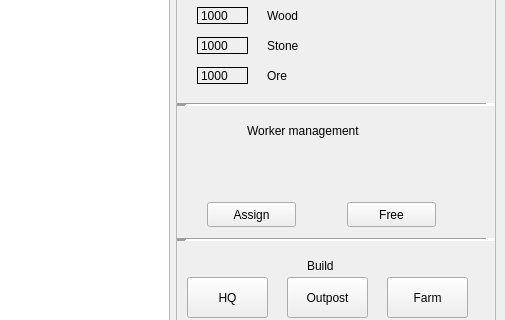
The window that Game/mapwindow.ui (villeh987/Pirkanmaa-Conquest-Game) describes before a commit, drawn with Qt 5; both pictures show x 389 to 894 and y 170 to 490 of the 894 by 651 pixel window.
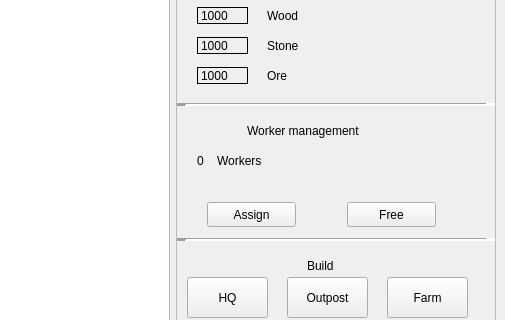
The same window after the commit.

Commit message: Added dialog to add workers. Still some problems with active tile and updating correct worker counts in UI

Diff of the .ui file:
```diff
--- a/Game/mapwindow.ui
+++ b/Game/mapwindow.ui
@@ -399,6 +399,32 @@
             <string>Free</string>
            </property>
           </widget>
+          <widget class="QLabel" name="workerValLabel">
+           <property name="geometry">
+            <rect>
+             <x>20</x>
+             <y>40</y>
+             <width>21</width>
+             <height>17</height>
+            </rect>
+           </property>
+           <property name="text">
+            <string>0</string>
+           </property>
+          </widget>
+          <widget class="QLabel" name="workerLabel">
+           <property name="geometry">
+            <rect>
+             <x>40</x>
+             <y>40</y>
+             <width>67</width>
+             <height>17</height>
+            </rect>
+           </property>
+           <property name="text">
+            <string>Workers</string>
+           </property>
+          </widget>
          </widget>
         </item>
         <item>
```
Left out of the diff: 4 changed lines with no effect on the pictures. The commit also changes 7 other files.
